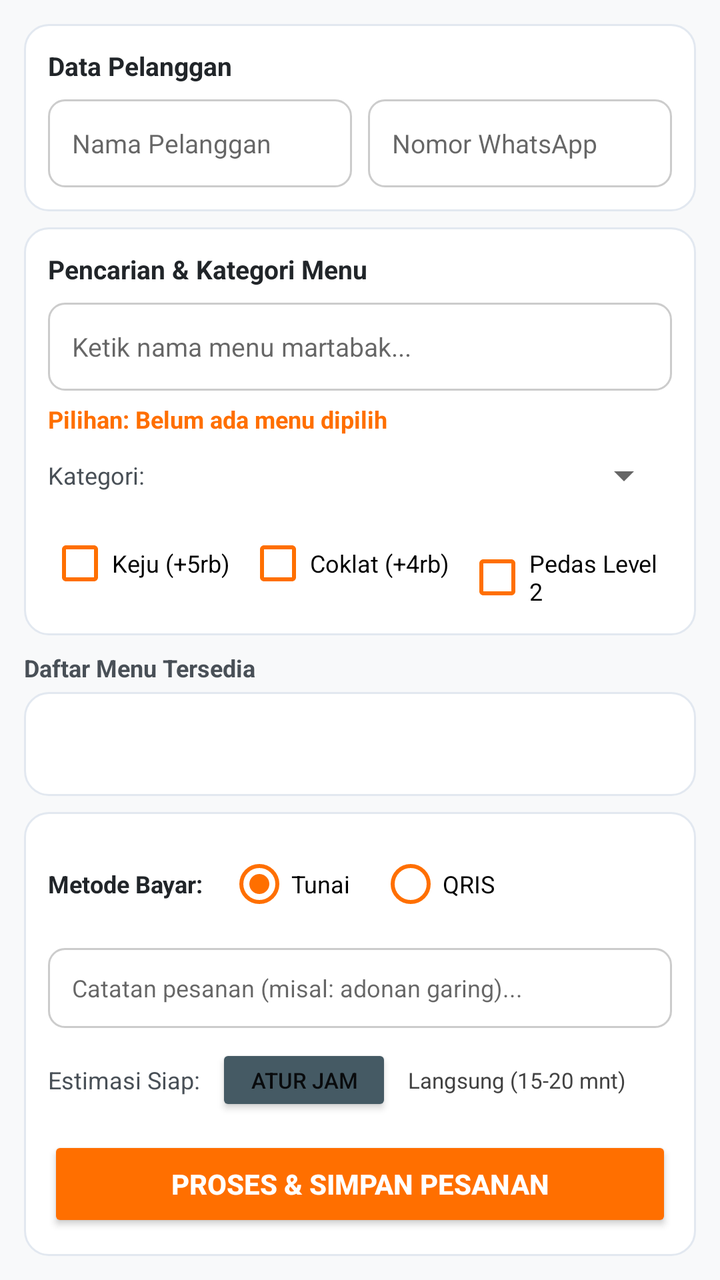
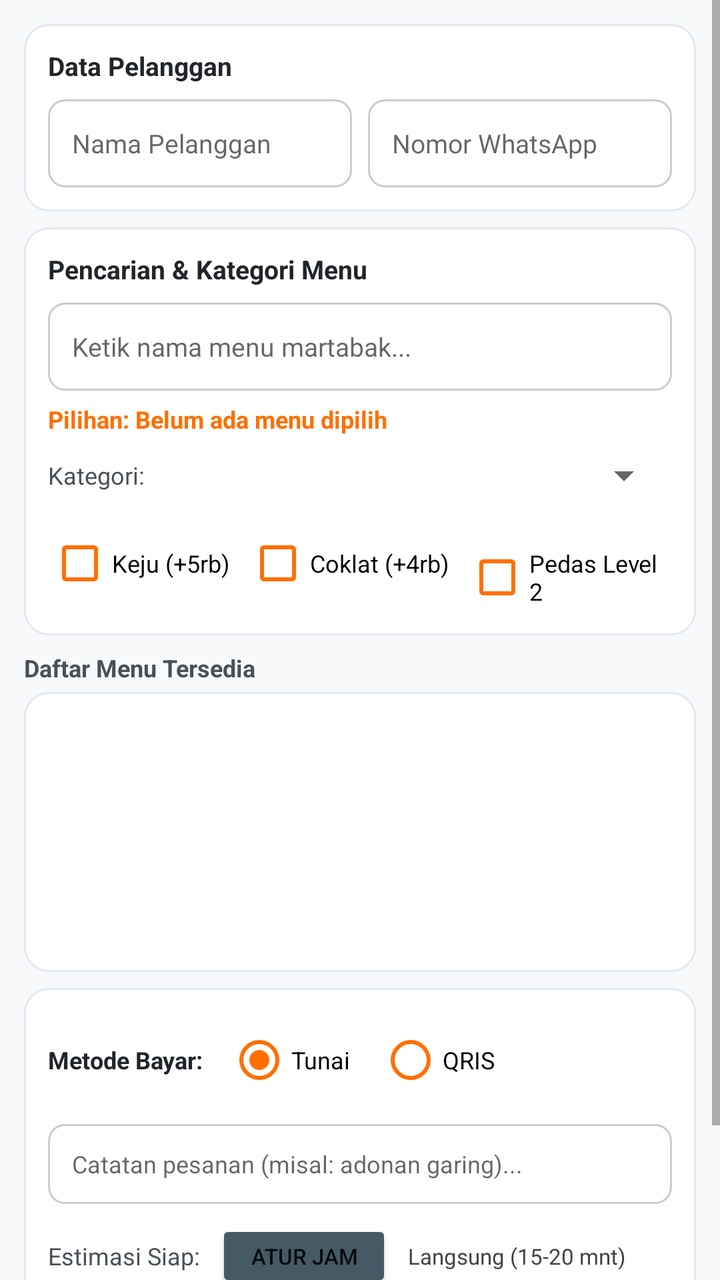

Screens rendered from an Android XML layout before and after an edit, with the pre-edit source and the edit as a unified diff.
<!-- AndroidManifest.xml: application theme Theme.Material3.Light -->
<!-- res/layout/fragment_kasir.xml -->
<?xml version="1.0" encoding="utf-8"?>
<LinearLayout xmlns:android="http://schemas.android.com/apk/res/android"
    xmlns:app="http://schemas.android.com/apk/res-auto"
    android:layout_width="match_parent"
    android:layout_height="match_parent"
    android:orientation="vertical"
    android:background="#F8F9FA"
    android:padding="12dp">

    
    <LinearLayout
        android:layout_width="match_parent"
        android:layout_height="wrap_content"
        android:orientation="vertical"
        android:background="@drawable/bg_card_minimal"
        android:padding="12dp"
        android:layout_marginBottom="8dp">

        <TextView
            android:layout_width="wrap_content"
            android:layout_height="wrap_content"
            android:text="Data Pelanggan"
            android:textStyle="bold"
            android:textColor="#212529"
            android:textSize="13sp"
            android:layout_marginBottom="8dp" />

        <LinearLayout
            android:layout_width="match_parent"
            android:layout_height="wrap_content"
            android:orientation="horizontal">

            <EditText
                android:id="@+id/edtNamaPelanggan"
                android:layout_width="0dp"
                android:layout_height="44dp"
                android:layout_weight="1"
                android:hint="Nama Pelanggan"
                android:inputType="textPersonName"
                android:paddingHorizontal="12dp"
                android:background="@drawable/bg_input_field"
                android:textSize="13sp" />

            <EditText
                android:id="@+id/edtHpPelanggan"
                android:layout_width="0dp"
                android:layout_height="44dp"
                android:layout_weight="1"
                android:layout_marginStart="8dp"
                android:hint="Nomor WhatsApp"
                android:inputType="phone"
                android:paddingHorizontal="12dp"
                android:background="@drawable/bg_input_field"
                android:textSize="13sp" />
        </LinearLayout>
    </LinearLayout>

    
    <LinearLayout
        android:layout_width="match_parent"
        android:layout_height="wrap_content"
        android:orientation="vertical"
        android:background="@drawable/bg_card_minimal"
        android:padding="12dp"
        android:layout_marginBottom="8dp">

        <TextView
            android:layout_width="wrap_content"
            android:layout_height="wrap_content"
            android:text="Pencarian &amp; Kategori Menu"
            android:textStyle="bold"
            android:textColor="#212529"
            android:textSize="13sp"
            android:layout_marginBottom="8dp" />

        <AutoCompleteTextView
            android:id="@+id/autoCariMenu"
            android:layout_width="match_parent"
            android:layout_height="44dp"
            android:hint="Ketik nama menu martabak..."
            android:completionThreshold="1"
            android:inputType="text"
            android:paddingHorizontal="12dp"
            android:background="@drawable/bg_input_field"
            android:textSize="13sp" />

        <TextView
            android:id="@+id/txMenuTerpilih"
            android:layout_width="match_parent"
            android:layout_height="wrap_content"
            android:text="Pilihan: Belum ada menu dipilih"
            android:textSize="12sp"
            android:textStyle="bold"
            android:textColor="@color/primary"
            android:layout_marginTop="6dp" />

        <LinearLayout
            android:layout_width="match_parent"
            android:layout_height="wrap_content"
            android:orientation="horizontal"
            android:gravity="center_vertical"
            android:layout_marginTop="8dp">

            <TextView
                android:layout_width="wrap_content"
                android:layout_height="wrap_content"
                android:text="Kategori:"
                android:textSize="12sp"
                android:textColor="#495057"
                android:layout_marginEnd="8dp" />

            <Spinner
                android:id="@+id/spKategori"
                android:layout_width="0dp"
                android:layout_height="wrap_content"
                android:layout_weight="1" />
        </LinearLayout>

        
        <LinearLayout
            android:layout_width="match_parent"
            android:layout_height="wrap_content"
            android:orientation="horizontal"
            android:layout_marginTop="8dp">

            <CheckBox
                android:id="@+id/cbKeju"
                android:layout_width="wrap_content"
                android:layout_height="wrap_content"
                android:text="Keju (+5rb)"
                android:textSize="12sp"
                android:buttonTint="@color/primary" />

            <CheckBox
                android:id="@+id/cbCoklat"
                android:layout_width="wrap_content"
                android:layout_height="wrap_content"
                android:layout_marginStart="8dp"
                android:text="Coklat (+4rb)"
                android:textSize="12sp"
                android:buttonTint="@color/primary" />

            <CheckBox
                android:id="@+id/cbPedas"
                android:layout_width="wrap_content"
                android:layout_height="wrap_content"
                android:layout_marginStart="8dp"
                android:text="Pedas Level 2"
                android:textSize="12sp"
                android:buttonTint="@color/primary" />
        </LinearLayout>
    </LinearLayout>

    
    <TextView
        android:layout_width="match_parent"
        android:layout_height="wrap_content"
        android:text="Daftar Menu Tersedia"
        android:textSize="12sp"
        android:textStyle="bold"
        android:textColor="#495057"
        android:layout_marginBottom="4dp" />

    <ListView
        android:id="@+id/lsMenu"
        android:layout_width="match_parent"
        android:layout_height="0dp"
        android:layout_weight="1"
        android:background="@drawable/bg_card_minimal"
        android:divider="#EEEEEE"
        android:dividerHeight="1dp"
        android:padding="4dp"
        android:layout_marginBottom="8dp" />

    
    <LinearLayout
        android:layout_width="match_parent"
        android:layout_height="wrap_content"
        android:orientation="vertical"
        android:background="@drawable/bg_card_minimal"
        android:padding="12dp">

        <LinearLayout
            android:layout_width="match_parent"
            android:layout_height="wrap_content"
            android:orientation="horizontal"
            android:gravity="center_vertical">

            <TextView
                android:layout_width="wrap_content"
                android:layout_height="wrap_content"
                android:text="Metode Bayar:"
                android:textSize="12sp"
                android:textStyle="bold"
                android:textColor="#212529"
                android:layout_marginEnd="12dp" />

            <RadioGroup
                android:id="@+id/rgBayar"
                android:layout_width="wrap_content"
                android:layout_height="wrap_content"
                android:orientation="horizontal">

                <RadioButton
                    android:id="@+id/rbTunai"
                    android:layout_width="wrap_content"
                    android:layout_height="wrap_content"
                    android:text="Tunai"
                    android:textSize="12sp"
                    android:checked="true"
                    android:buttonTint="@color/primary" />

                <RadioButton
                    android:id="@+id/rbQris"
                    android:layout_width="wrap_content"
                    android:layout_height="wrap_content"
                    android:layout_marginStart="14dp"
                    android:text="QRIS"
                    android:textSize="12sp"
                    android:buttonTint="@color/primary" />
            </RadioGroup>
        </LinearLayout>

        <EditText
            android:id="@+id/edtCatatan"
            android:layout_width="match_parent"
            android:layout_height="40dp"
            android:hint="Catatan pesanan (misal: adonan garing)..."
            android:paddingHorizontal="12dp"
            android:background="@drawable/bg_input_field"
            android:textSize="12sp"
            android:layout_marginTop="8dp" />

        <LinearLayout
            android:layout_width="match_parent"
            android:layout_height="wrap_content"
            android:orientation="horizontal"
            android:gravity="center_vertical"
            android:layout_marginTop="8dp">

            <TextView
                android:layout_width="wrap_content"
                android:layout_height="wrap_content"
                android:text="Estimasi Siap:"
                android:textSize="12sp"
                android:textColor="#495057" />

            <Button
                android:id="@+id/btnPilihJamAmbil"
                android:layout_width="wrap_content"
                android:layout_height="36dp"
                android:layout_marginStart="8dp"
                android:text="Atur Jam"
                android:textSize="11sp"
                android:backgroundTint="#455A64"
                android:paddingHorizontal="12dp" />

            <TextView
                android:id="@+id/txJamAmbilInfo"
                android:layout_width="0dp"
                android:layout_height="wrap_content"
                android:layout_weight="1"
                android:layout_marginStart="8dp"
                android:text="Langsung (15-20 mnt)"
                android:textSize="11sp"
                android:textColor="#424242" />
        </LinearLayout>

        <Button
            android:id="@+id/btnSimpanPesanan"
            android:layout_width="match_parent"
            android:layout_height="48dp"
            android:text="Proses &amp; Simpan Pesanan"
            android:textSize="14sp"
            android:textStyle="bold"
            android:textColor="@color/white"
            android:backgroundTint="@color/primary"
            android:layout_marginTop="10dp" />

    </LinearLayout>

</LinearLayout>
<!-- resources referenced by this layout -->
<resources>
  <color name="primary">#FF6F00</color>
  <color name="white">#FFFFFF</color>
  <!-- drawable bg_card_minimal (drawable) -->
  <?xml version="1.0" encoding="utf-8"?>
  <shape xmlns:android="http://schemas.android.com/apk/res/android"
      android:shape="rectangle">
      <solid android:color="#FFFFFF" />
      <stroke
          android:width="1dp"
          android:color="#E2E8F0" />
      <corners android:radius="12dp" />
  </shape>
  <!-- drawable bg_input_field (drawable) -->
  <?xml version="1.0" encoding="utf-8"?>
  <shape xmlns:android="http://schemas.android.com/apk/res/android"
      android:shape="rectangle">
      <solid android:color="#FFFFFF" />
      <stroke
          android:width="1dp"
          android:color="#CCCCCC" />
      <corners android:radius="8dp" />
  </shape>
  <style name="Theme.Material3.Light" parent="Theme.MaterialComponents.DayNight.NoActionBar">
          <item name="colorPrimary">@color/primary</item>
          <item name="colorPrimaryVariant">@color/primary_variant</item>
          <item name="colorOnPrimary">@color/on_primary</item>
          <item name="colorSecondary">@color/secondary</item>
          <item name="android:statusBarColor">@color/primary_variant</item>
      </style>
  <color name="primary_variant">#E65100</color>
  <color name="on_primary">#FFFFFF</color>
  <color name="secondary">#FFA000</color>
</resources>

<!-- the commit's change to res/layout/fragment_kasir.xml (unified diff, before → after) -->
@@ -1,11 +1,16 @@
 <?xml version="1.0" encoding="utf-8"?>
-<LinearLayout xmlns:android="http://schemas.android.com/apk/res/android"
+<ScrollView xmlns:android="http://schemas.android.com/apk/res/android"
     xmlns:app="http://schemas.android.com/apk/res-auto"
     android:layout_width="match_parent"
     android:layout_height="match_parent"
-    android:orientation="vertical"
     android:background="#F8F9FA"
-    android:padding="12dp">
+    android:fillViewport="true">
+
+    <LinearLayout
+        android:layout_width="match_parent"
+        android:layout_height="wrap_content"
+        android:orientation="vertical"
+        android:padding="12dp">
 
     
     <LinearLayout
@@ -164,8 +169,8 @@
     <ListView
         android:id="@+id/lsMenu"
         android:layout_width="match_parent"
-        android:layout_height="0dp"
-        android:layout_weight="1"
+        android:layout_height="140dp"
+        android:nestedScrollingEnabled="true"
         android:background="@drawable/bg_card_minimal"
         android:divider="#EEEEEE"
         android:dividerHeight="1dp"
@@ -279,4 +284,6 @@
 
     </LinearLayout>
 
-</LinearLayout>
+    </LinearLayout>
+
+</ScrollView>
